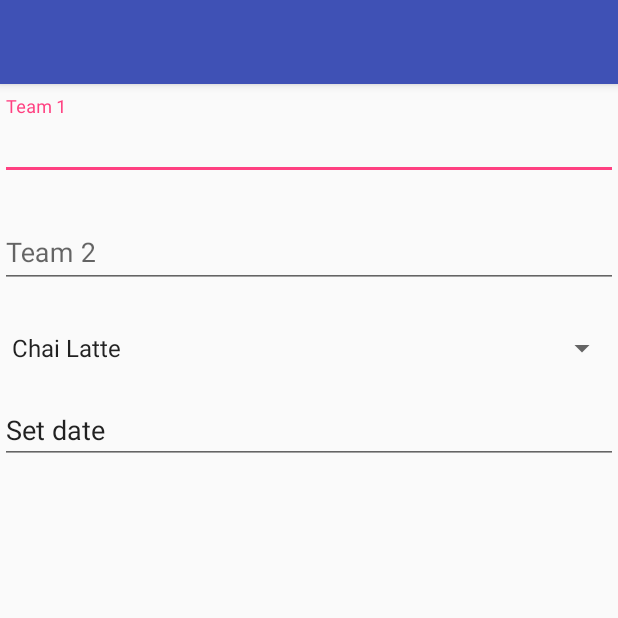
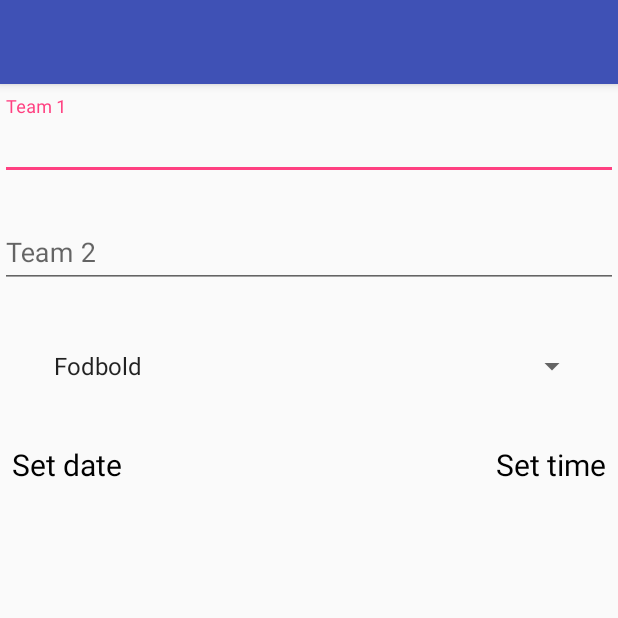
Before and after one commit to migah/ezscoremobile, an Android app: the NewMatchActivity screen opened directly, with no data from a screen before it, on a phone screen of 412 x 824 dp, the top half of it. Run offline under Robolectric (Android 15) with nearby library versions, the phone set to English and light mode, and no system bars; our stand-ins replace Firebase (no records; nobody signed in at launch, a user with empty details on screens opened directly).

Commit message:
added spinner changes

```diff
--- /dev/null
+++ b/app/src/main/java/Gateways/SportGateway.java
@@ -0,0 +1,49 @@
+package Gateways;
+
+import com.google.firebase.database.DataSnapshot;
+import com.google.firebase.database.DatabaseError;
+import com.google.firebase.database.DatabaseReference;
+import com.google.firebase.database.FirebaseDatabase;
+import com.google.firebase.database.ValueEventListener;
+
+import java.util.ArrayList;
+import java.util.List;
+
+import Entities.Sport;
+
+/**
+ * Created by michaelfranch on 08/05/2017.
+ */
+
+public class SportGateway {
+
+    private DatabaseReference datebaseReference;
+    private ArrayList<Sport> sports;
+
+    public SportGateway(){
+        datebaseReference = FirebaseDatabase.getInstance().getReference("sport");
+        sports = new ArrayList<>();
+        datebaseReference.addValueEventListener(new ValueEventListener() {
+            @Override
+            public void onDataChange(DataSnapshot dataSnapshot) {
+                sports.clear();
+                for (DataSnapshot ds : dataSnapshot.getChildren()) {
+                    Sport sport = ds.getValue(Sport.class);
+                    sport.set$key(ds.getKey());
+                    sports.add(sport);
+                }
+            }
+
+            @Override
+            public void onCancelled(DatabaseError databaseError) {
+
+            }
+        });
+
+    }
+
+    public ArrayList<Sport> getSports() {
+        return sports;
+    }
+
+}
--- /dev/null
+++ b/app/src/main/java/Repositories/SportRepository.java
@@ -0,0 +1,24 @@
+package Repositories;
+
+import java.util.List;
+
+import Entities.Sport;
+import Gateways.SportGateway;
+
+/**
+ * Created by michaelfranch on 08/05/2017.
+ */
+
+public class SportRepository {
+    private final SportGateway sportGateway;
+
+    public SportRepository(){
+        sportGateway = new SportGateway();
+    }
+
+    public List<Sport> getSports() {
+        return sportGateway.getSports();
+    }
+
+
+}
--- a/app/src/main/java/pineapple/ezscore/NewMatchActivity.java
+++ b/app/src/main/java/pineapple/ezscore/NewMatchActivity.java
@@ -1,44 +1,63 @@
 package pineapple.ezscore;
 
 import android.app.DatePickerDialog;
+import android.app.TimePickerDialog;
 import android.content.Context;
 import android.icu.text.SimpleDateFormat;
 import android.icu.util.Calendar;
 import android.support.v7.app.AppCompatActivity;
 import android.os.Bundle;
 import android.view.View;
+import android.widget.AdapterView;
 import android.widget.ArrayAdapter;
 import android.widget.DatePicker;
 import android.widget.EditText;
 import android.widget.Spinner;
+import android.widget.TextView;
+import android.widget.TimePicker;
 
 import java.util.Locale;
+
+import Entities.Sport;
+import Repositories.SportRepository;
 
 public class NewMatchActivity extends AppCompatActivity {
 
     Spinner spinner;
     Calendar myCalendar;
-    EditText txtDate;
+
+    TextView txtDate;
     Context context;
+    TextView txtTime;
 
+    SportRepository sportRepository;
 
     @Override
     protected void onCreate(Bundle savedInstanceState) {
         super.onCreate(savedInstanceState);
         setContentView(R.layout.activity_new_match);
 
+        sportRepository = new SportRepository();
+
         spinner = (Spinner) findViewById(R.id.sports_spinner);
         myCalendar = Calendar.getInstance();
-        txtDate = (EditText) findViewById(R.id.txtDate);
+        txtDate = (TextView) findViewById(R.id.txtDate);
+        txtTime = (TextView) findViewById(R.id.txtTime);
 
-        String[] items = new String[] { "Chai Latte", "Green Tea", "Black Tea" };
+        Sport sport = new Sport();
+        sport.setName("Fodbold");
 
-        ArrayAdapter<String> adapter = new ArrayAdapter<String>(this,
-                android.R.layout.simple_spinner_item, items);
+        Sport[] strings = {sport};
+
+        ArrayAdapter<Sport> adapter = new ArrayAdapter<>(this, android.R.layout.simple_list_item_1, strings);
+
+        adapter.setDropDownViewResource(android.R.layout.simple_spinner_dropdown_item);
 
         spinner.setAdapter(adapter);
 
         context = this;
+
+
 
 
         final DatePickerDialog.OnDateSetListener date = new DatePickerDialog.OnDateSetListener() {
@@ -64,6 +83,24 @@ public class NewMatchActivity extends AppCompatActivity {
                         myCalendar.get(Calendar.DAY_OF_MONTH)).show();
                 }
         });
+
+        txtTime.setOnClickListener(new View.OnClickListener() {
+            @Override
+            public void onClick(View v) {
+                Calendar mcurrentTime = Calendar.getInstance();
+                int hour = mcurrentTime.get(Calendar.HOUR_OF_DAY);
+                int minute = mcurrentTime.get(Calendar.MINUTE);
+                TimePickerDialog mTimePicker;
+                mTimePicker = new TimePickerDialog(context, new TimePickerDialog.OnTimeSetListener() {
+                    @Override
+                    public void onTimeSet(TimePicker timePicker, int selectedHour, int selectedMinute) {
+                        txtTime.setText( selectedHour + ":" + selectedMinute);
+                    }
+                }, hour, minute, true);//Yes 24 hour time
+                mTimePicker.setTitle("Select Time");
+                mTimePicker.show();
+            }
+        });
     }
 
     private void updateLabel() {
--- a/app/src/main/res/layout/activity_new_match.xml
+++ b/app/src/main/res/layout/activity_new_match.xml
@@ -40,20 +40,39 @@
                 android:hint="Team 2" />
         </android.support.design.widget.TextInputLayout>
 
-        <android.support.v7.widget.AppCompatSpinner
+        <Spinner
             android:id="@+id/sports_spinner"
-            android:layout_width="fill_parent"
+            android:layout_width="match_parent"
             android:layout_height="wrap_content"
-            android:layout_marginTop="20dp"
-            android:layout_marginBottom="20dp">
-        </android.support.v7.widget.AppCompatSpinner>
+            android:layout_margin="20dp">
+        </Spinner>
+
+        <RelativeLayout
+            android:layout_width="match_parent"
+            android:layout_height="wrap_content">
 
 
-        <EditText
-            android:layout_width="fill_parent"
+        <TextView
+            android:layout_width="wrap_content"
             android:layout_height="wrap_content"
             android:id="@+id/txtDate"
-            android:text="Set date"/>
+            android:text="Set date"
+            android:textColor="@color/black"
+            android:textSize="20dp"
+            android:layout_margin="8dp"
+            />
+
+            <TextView
+                android:layout_width="wrap_content"
+                android:layout_height="wrap_content"
+                android:id="@+id/txtTime"
+                android:text="Set time"
+                android:layout_alignParentEnd="true"
+                android:textColor="@color/black"
+                android:textSize="20dp"
+                android:layout_margin="8dp"/>
+
+        </RelativeLayout>
 
     </LinearLayout>
 
--- /dev/null
+++ b/app/src/main/res/layout/spinner_layout.xml
@@ -0,0 +1,5 @@
+<?xml version="1.0" encoding="utf-8"?>
+<TextView xmlns:android="http://schemas.android.com/apk/res/android"
+    android:layout_width="wrap_content"
+    android:layout_height="wrap_content"
+    android:textColor="@color/black" />
```
